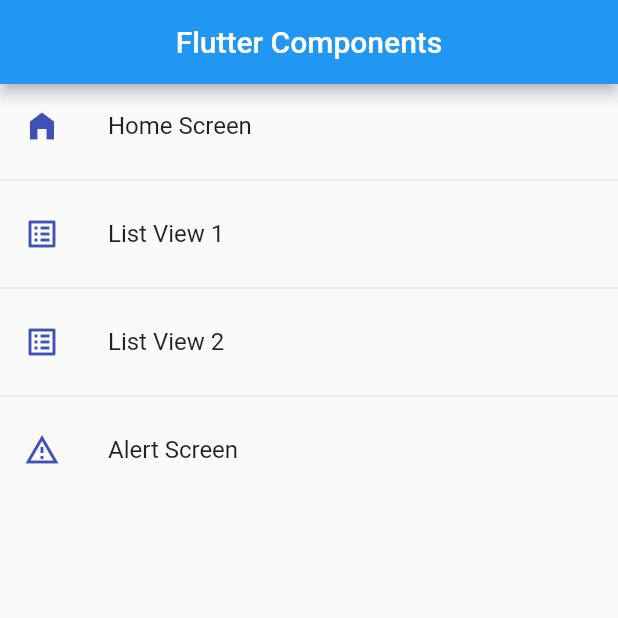
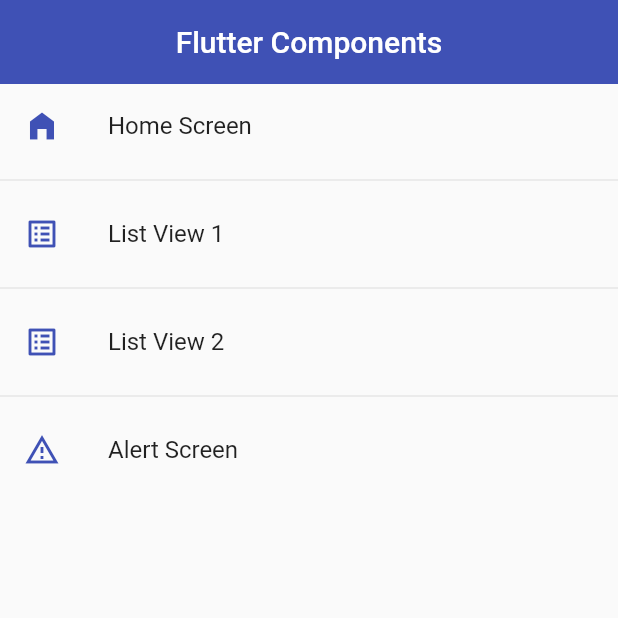
Before and after one commit to andrezffajardo/flutter_components_app, a Flutter app: the screen it shows after launch, on a phone screen of 412 x 824 dp, the top half of it. Run offline on Flutter 3.47's test engine with Material 2 defaults, Android fonts, the phone set to English and light mode, and no system bars.

Commit message:
App Global Theme

```diff
--- a/lib/main.dart
+++ b/lib/main.dart
@@ -14,6 +14,17 @@ class MyApp extends StatelessWidget {
       initialRoute: AppRoutes.initialRoute,
       routes: AppRoutes.getAppRoutes(),
       onGenerateRoute: AppRoutes.onGenerateRoute,
+      theme: ThemeData.light().copyWith(
+        //Primary Color
+        primaryColor: Colors.indigo,
+
+        //AppBar Theme
+        appBarTheme: const AppBarTheme(
+          color: Colors.indigo,
+          centerTitle: true,
+          elevation: 0,
+        ),
+      ),
     );
   }
 }
--- a/lib/screens/home_screen.dart
+++ b/lib/screens/home_screen.dart
@@ -10,7 +10,6 @@ class HomeScreen extends StatelessWidget {
     return Scaffold(
         appBar: AppBar(
           title: const Text('Flutter Components'),
-          centerTitle: true,
         ),
         body: ListView.separated(
             itemBuilder: (context, index) => ListTile(
--- a/lib/screens/listview1_screen.dart
+++ b/lib/screens/listview1_screen.dart
@@ -16,7 +16,6 @@ class ListView1Screen extends StatelessWidget {
   Widget build(BuildContext context) {
     return Scaffold(
         appBar: AppBar(
-          centerTitle: true,
           title: const Text('ListView1'),
         ),
         body: ListView(
--- a/lib/screens/listview2_screen.dart
+++ b/lib/screens/listview2_screen.dart
@@ -17,7 +17,6 @@ class ListView2Screen extends StatelessWidget {
         appBar: AppBar(
           centerTitle: true,
           title: const Text('ListView2'),
-          backgroundColor: Colors.indigo,
         ),
         body: ListView.separated(
           itemBuilder: (context, index) => ListTile(
```
